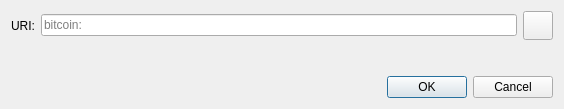
jimmypound/bitmark, file src/qt/forms/openuridialog.ui: the form before one commit.
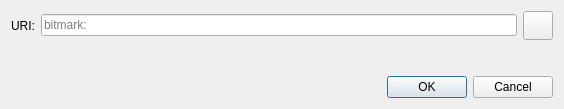
The form after the commit. Icons and pictures are not drawn. Custom widgets are drawn as their Qt base class.

Commit message: Apply Bitmark v.0.9.7.4 source code changes to Bitcoin version 27.x

```diff
--- a/src/qt/forms/openuridialog.ui
+++ b/src/qt/forms/openuridialog.ui
@@ -26,7 +26,7 @@
      <item>
       <widget class="QValidatedLineEdit" name="uriEdit">
        <property name="placeholderText">
-        <string notr="true">bitcoin:</string>
+        <string notr="true">bitmark:</string>
        </property>
       </widget>
      </item>
```
Left out of the diff: 2 changed lines with no effect on the pictures. The commit also changes 379 other files.
